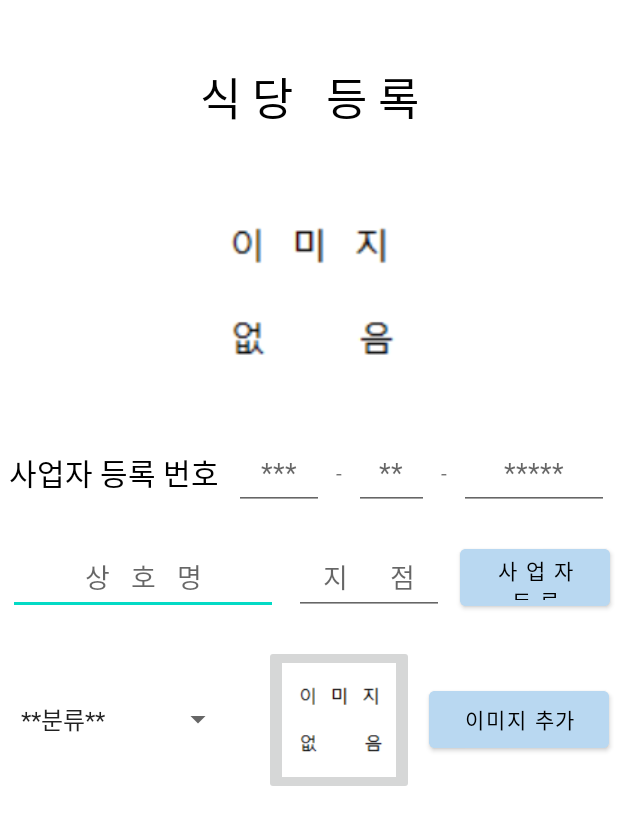
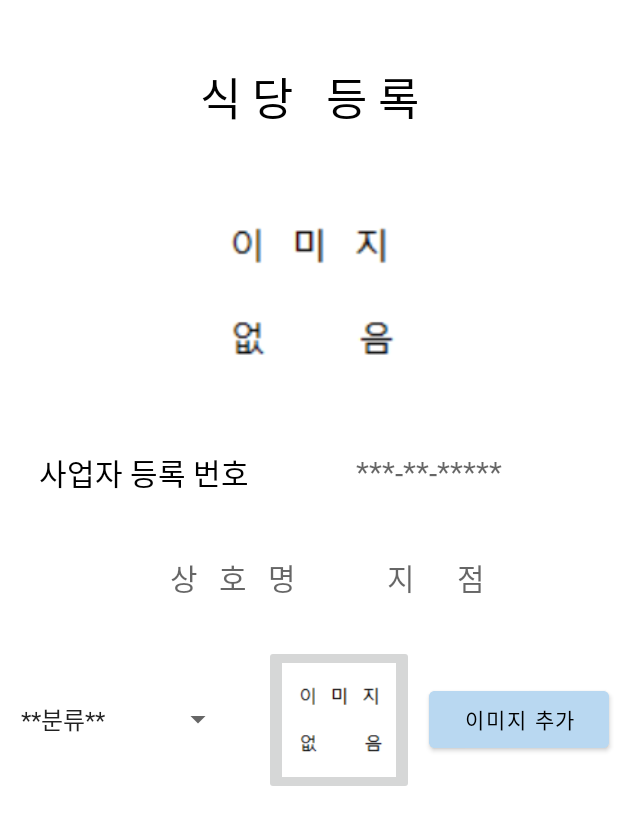
Before and after one commit to naki1114/Yesik, an Android app: the Restaurant_Register screen opened directly, with no data from a screen before it, on a phone screen of 412 x 824 dp. Shown: the top 825 px of the screen. Run offline under Robolectric (Android 15) with nearby library versions, the phone set to English and light mode, and no system bars; 3 statements that could not run were skipped.

Commit message:
식당 등록 페이지 Layout 수정

```diff
--- a/app/src/main/res/layout/activity_restaurant_register.xml
+++ b/app/src/main/res/layout/activity_restaurant_register.xml
@@ -43,62 +43,30 @@
                 android:layout_width="match_parent"
                 android:layout_height="wrap_content"
                 android:layout_marginTop="20dp"
-                android:orientation="horizontal"
-                android:gravity="center">
+                android:gravity="center"
+                android:orientation="horizontal">
 
                 <TextView
                     android:id="@+id/s"
                     android:layout_width="wrap_content"
                     android:layout_height="50dp"
+                    android:layout_marginRight="10dp"
+                    android:fontFamily="@font/dongdong"
+                    android:gravity="center"
                     android:text="사업자 등록 번호"
-                    android:textSize="20sp"
                     android:textColor="@color/black"
-                    android:gravity="center"
-                    android:fontFamily="@font/dongdong" />
+                    android:textSize="20sp" />
 
-                <EditText
-                    android:id="@+id/corporateNumber1"
-                    android:layout_width="60dp"
+                <TextView
+                    android:id="@+id/corporateNumber"
+                    android:layout_width="200dp"
                     android:layout_height="50dp"
                     android:layout_marginLeft="10dp"
-                    android:inputType="number"
-                    android:hint="***"
+                    android:fontFamily="@font/dongdong"
                     android:gravity="center"
-                    android:fontFamily="@font/dongdong" />
-
-                <TextView
-                    android:id="@+id/corporateNumberDivision1"
-                    android:layout_width="20dp"
-                    android:layout_height="50dp"
-                    android:text="-"
-                    android:gravity="center"
-                    android:fontFamily="@font/dongdong" />
-
-                <EditText
-                    android:id="@+id/corporateNumber2"
-                    android:layout_width="50dp"
-                    android:layout_height="50dp"
-                    android:inputType="number"
-                    android:hint="**"
-                    android:gravity="center"
-                    android:fontFamily="@font/dongdong" />
-
-                <TextView
-                    android:id="@+id/corporateNumberDivision2"
-                    android:layout_width="20dp"
-                    android:layout_height="50dp"
-                    android:text="-"
-                    android:gravity="center"
-                    android:fontFamily="@font/dongdong" />
-
-                <EditText
-                    android:id="@+id/corporateNumber3"
-                    android:layout_width="100dp"
-                    android:layout_height="50dp"
-                    android:inputType="number"
-                    android:hint="*****"
-                    android:gravity="center"
-                    android:fontFamily="@font/dongdong" />
+                    android:hint="***-**-*****"
+                    android:textColor="@color/black"
+                    android:textSize="20sp" />
 
             </LinearLayout>
 
@@ -109,36 +77,29 @@
                 android:orientation="horizontal"
                 android:gravity="center">
 
-                <EditText
-                    android:id="@+id/nameInput"
-                    android:layout_width="180dp"
+                <TextView
+                    android:id="@+id/restaurantName"
+                    android:layout_width="150dp"
                     android:layout_height="50dp"
-                    android:layout_marginRight="5dp"
+                    android:layout_marginRight="10dp"
                     android:inputType="textPersonName"
                     android:hint="상   호   명"
+                    android:textColor="@color/black"
+                    android:textSize="20sp"
                     android:gravity="center"
                     android:fontFamily="@font/dongdong" />
 
-                <EditText
-                    android:id="@+id/placeInput"
-                    android:layout_width="100dp"
+                <TextView
+                    android:id="@+id/restaurantPlace"
+                    android:layout_width="80dp"
                     android:layout_height="50dp"
-                    android:layout_marginRight="5dp"
-                    android:layout_marginLeft="5dp"
+                    android:layout_marginLeft="10dp"
                     android:inputType="textPersonName"
                     android:hint="지      점"
+                    android:textColor="@color/black"
+                    android:textSize="20sp"
                     android:gravity="center"
                     android:fontFamily="@font/dongdong" />
-
-                <Button
-                    android:id="@+id/restaurantRegistButton"
-                    android:layout_width="100dp"
-                    android:layout_height="50dp"
-                    android:layout_marginLeft="5dp"
-                    android:text="사 업 자  등 록"
-                    android:textColor="#000000"
-                    android:fontFamily="@font/dongdong"
-                    android:backgroundTint="@color/lightSkyBlue" />
 
             </LinearLayout>
 
```
